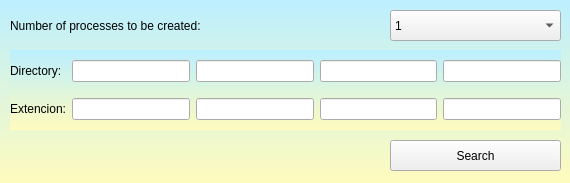
This is mainwindow.ui in weroumi/lab9 as Qt 5 draws it before an edit. The edited form follows.
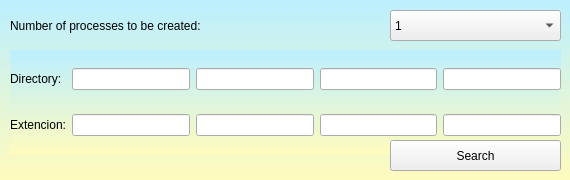
This is the edited form.

Commit message: Created server thread, dialog to select directory

Patch:
```diff
--- a/mainwindow.ui
+++ b/mainwindow.ui
@@ -7,7 +7,7 @@
     <x>0</x>
     <y>0</y>
     <width>570</width>
-    <height>183</height>
+    <height>180</height>
    </rect>
   </property>
   <property name="windowTitle">
@@ -67,7 +67,7 @@
       <x>10</x>
       <y>50</y>
       <width>551</width>
-      <height>80</height>
+      <height>105</height>
      </rect>
     </property>
     <layout class="QGridLayout" name="gridLayout">
```
Left out of the diff: 36 changed lines with no effect on the pictures. The commit also changes 2 other files.
